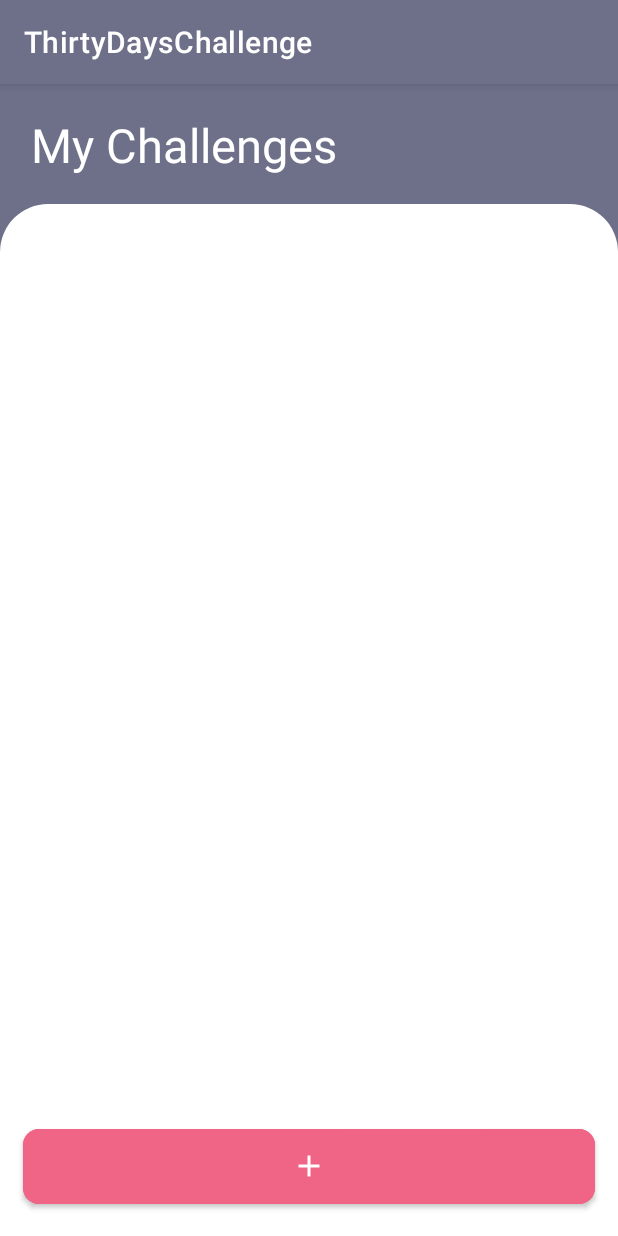
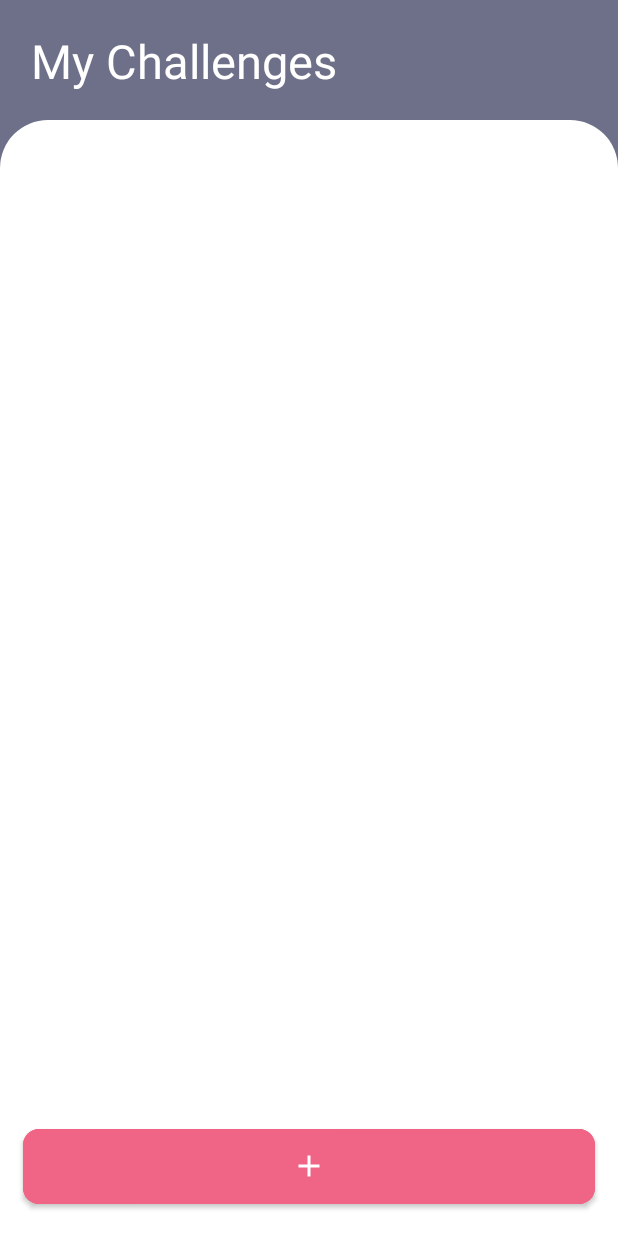
Before and after one commit to AliAkberAakash/30_days_challenge, an Android app: the screen it shows after launch (MainActivity), on a phone screen of 412 x 824 dp. Run offline under Robolectric (Android 15) with nearby library versions, the phone set to English and light mode, and no system bars; our stand-ins replace Room's generated code, data binding, sdp/ssp sizes; libraries missing offline, so code that uses them is left out: com.orhanobut.logger; 1 statement that could not run was skipped.

Commit message:
Removed Appbar

```diff
--- a/app/src/main/res/values/styles.xml
+++ b/app/src/main/res/values/styles.xml
@@ -1,7 +1,7 @@
 <resources>
 
     <!-- Base application theme. -->
-    <style name="AppTheme" parent="Theme.MaterialComponents.Light.DarkActionBar">
+    <style name="AppTheme" parent="Theme.MaterialComponents.Light.NoActionBar">
         <!-- Customize your theme here. -->
         <item name="colorPrimary">@color/colorPrimary</item>
         <item name="colorPrimaryDark">@color/colorPrimaryDark</item>
```
